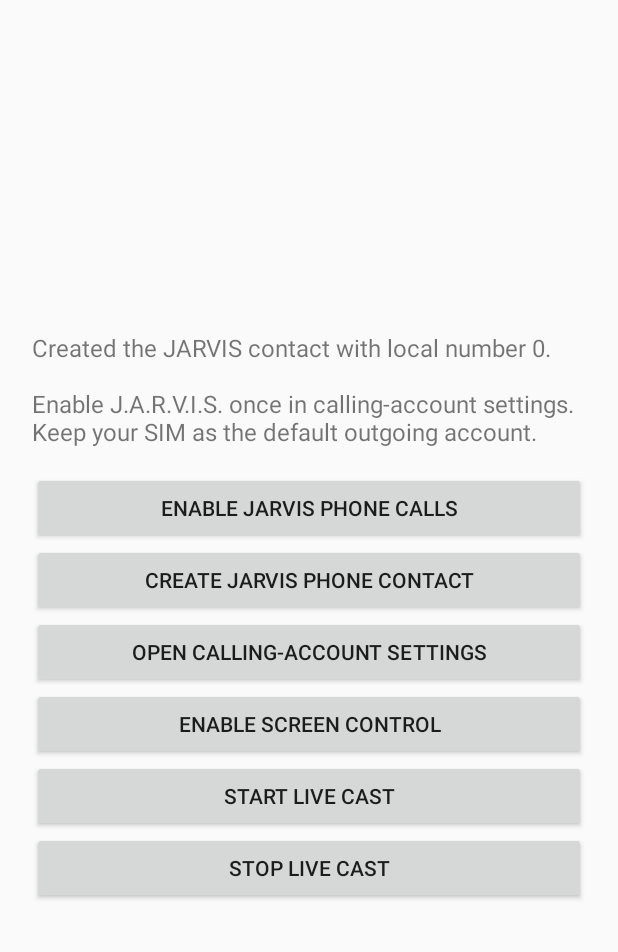
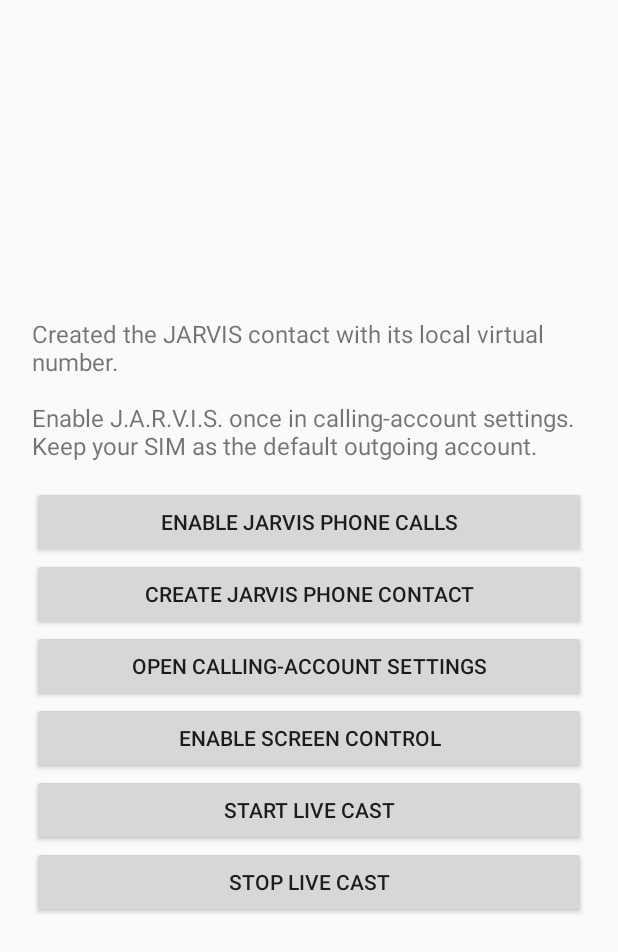
Before and after one commit to suyogpawate-lab/jarvis, an Android app: the screen it shows after launch (MainActivity), after a tap on "CREATE JARVIS PHONE CONTACT", on a phone screen of 412 x 824 dp. Shown: the top 952 px of the screen. Run offline under Robolectric (Android 15) with nearby library versions, the phone set to English and light mode, and no system bars.

Commit message:
Fix JARVIS contact routing with a reserved virtual number
* Fix JARVIS virtual-number call routing

* Migrate JARVIS contact to reserved virtual number

* Update JARVIS contact setup instructions

* Document safe JARVIS local virtual number

```diff
--- a/android-screen-cast/app/src/main/java/dev/jarvis/screencast/JarvisContact.kt
+++ b/android-screen-cast/app/src/main/java/dev/jarvis/screencast/JarvisContact.kt
@@ -15,7 +15,7 @@ import android.provider.ContactsContract.CommonDataKinds.StructuredName
  */
 object JarvisContact {
     private const val CONTACT_NAME = "JARVIS"
-    private const val LOCAL_NUMBER = "0"
+    private const val LOCAL_NUMBER = "+12025550147"
 
     /** @return true when a new contact was inserted, false when an existing one was updated. */
     fun ensure(context: Context): Boolean {
@@ -26,18 +26,20 @@ object JarvisContact {
         val resolver = context.contentResolver
 
         val projection = arrayOf(Phone._ID)
-        val selection = "${Phone.DISPLAY_NAME} = ? AND ${Phone.NUMBER} = ?"
+        val selection = "${Phone.DISPLAY_NAME} = ?"
         val cursor = resolver.query(
             Phone.CONTENT_URI,
             projection,
             selection,
-            arrayOf(CONTACT_NAME, LOCAL_NUMBER),
+            arrayOf(CONTACT_NAME),
             null
         )
+        var updatedExisting = false
         cursor?.use {
-            if (it.moveToFirst()) {
+            while (it.moveToNext()) {
                 val dataId = it.getLong(0)
                 val values = ContentValues().apply {
+                    put(Phone.NUMBER, LOCAL_NUMBER)
                     put(ContactsContract.Data.PREFERRED_PHONE_ACCOUNT_COMPONENT_NAME, componentName)
                     put(ContactsContract.Data.PREFERRED_PHONE_ACCOUNT_ID, accountId)
                 }
@@ -47,9 +49,10 @@ object JarvisContact {
                     null,
                     null
                 )
-                return false
+                updatedExisting = true
             }
         }
+        if (updatedExisting) return false
 
         val operations = arrayListOf(
             ContentProviderOperation.newInsert(ContactsContract.RawContacts.CONTENT_URI)
--- a/android-screen-cast/app/src/main/java/dev/jarvis/screencast/MainActivity.kt
+++ b/android-screen-cast/app/src/main/java/dev/jarvis/screencast/MainActivity.kt
@@ -34,7 +34,7 @@ class MainActivity : Activity() {
                 "1. Enable JARVIS Phone calls and allow microphone access.\n" +
                 "2. Create the JARVIS Phone contact below and allow contacts access.\n" +
                 "3. Enable J.A.R.V.I.S. once in calling-account settings. Keep your SIM as the default account.\n\n" +
-                "Then dial 0 or find JARVIS in Phone contacts and tap Call. Android uses the JARVIS contact's preferred calling account; ordinary contacts continue using your SIM.\n\n" +
+                "Find JARVIS in Phone contacts and tap Call. Its reserved virtual number is routed to the local JARVIS calling account; ordinary contacts continue using your SIM.\n\n" +
                 "Local audio bridge: 127.0.0.1:21344"
             textSize = 16f
             setPadding(0, 0, 0, 24)
@@ -108,7 +108,7 @@ class MainActivity : Activity() {
     private fun createJarvisContact() {
         try {
             val created = JarvisContact.ensure(this)
-            val detail = if (created) "Created the JARVIS contact with local number 0."
+            val detail = if (created) "Created the JARVIS contact with its local virtual number."
                 else "Updated the existing JARVIS contact."
             status.text = "$detail\n\nEnable J.A.R.V.I.S. once in calling-account settings. Keep your SIM as the default outgoing account."
             Toast.makeText(this, detail, Toast.LENGTH_LONG).show()
```
Also changed, not shown: android-screen-cast/app/src/main/java/dev/jarvis/screencast/JarvisConnectionService.kt (+5 -3 lines), 1 other file.
